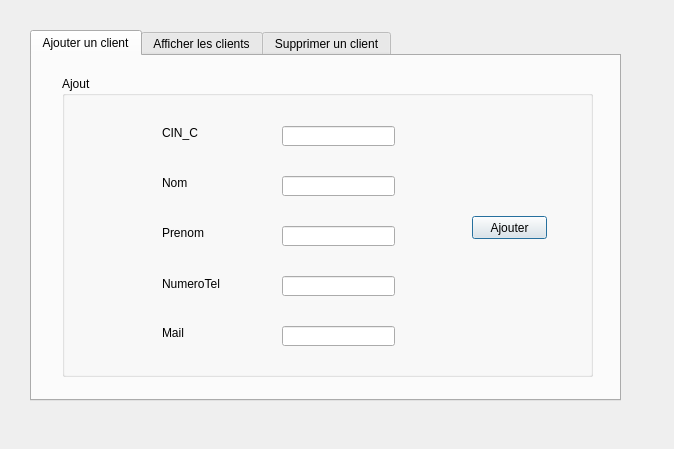
Old version of the form client/maquette.ui in the repository YASSCODER/UberStation_24.
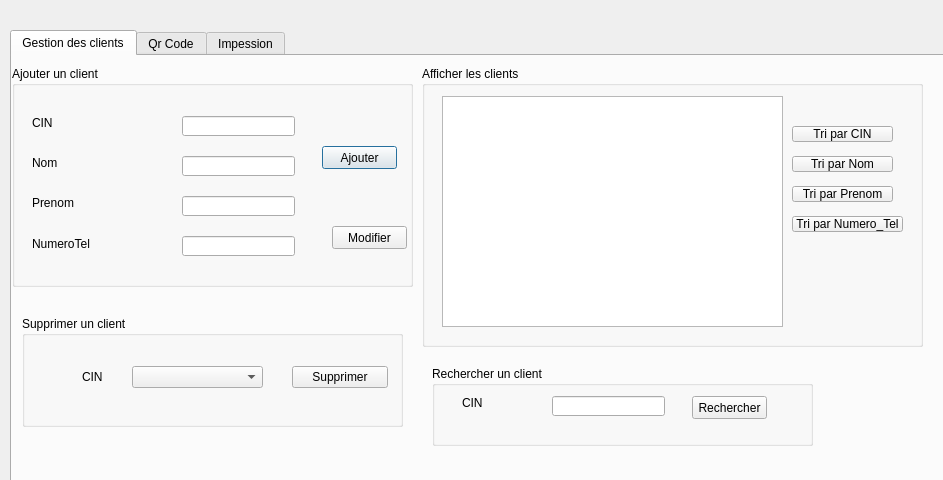
New version of the form. The open tabs and pages were chosen to show the change. Icons and pictures are not drawn.

Commit message: modification des fichiers gestion client

Patch:
```diff
--- a/client/maquette.ui
+++ b/client/maquette.ui
@@ -6,8 +6,8 @@
    <rect>
     <x>0</x>
     <y>0</y>
-    <width>674</width>
-    <height>449</height>
+    <width>943</width>
+    <height>480</height>
    </rect>
   </property>
   <property name="windowTitle">
@@ -16,10 +16,10 @@
   <widget class="QTabWidget" name="tabWidget">
    <property name="geometry">
     <rect>
-     <x>30</x>
+     <x>10</x>
      <y>30</y>
-     <width>591</width>
-     <height>371</height>
+     <width>951</width>
+     <height>481</height>
     </rect>
    </property>
    <property name="currentIndex">
@@ -27,61 +27,48 @@
    </property>
    <widget class="QWidget" name="tab">
     <attribute name="title">
-     <string>Ajouter un client</string>
+     <string>Gestion des clients</string>
     </attribute>
     <widget class="QGroupBox" name="groupBox">
      <property name="geometry">
       <rect>
-       <x>30</x>
-       <y>20</y>
-       <width>531</width>
-       <height>301</height>
+       <x>0</x>
+       <y>10</y>
+       <width>401</width>
+       <height>221</height>
       </rect>
      </property>
      <property name="title">
-      <string>Ajout</string>
+      <string>Ajouter un client</string>
      </property>
      <widget class="QLabel" name="label">
       <property name="geometry">
        <rect>
-        <x>100</x>
+        <x>20</x>
         <y>50</y>
         <width>47</width>
         <height>14</height>
        </rect>
       </property>
       <property name="text">
-       <string>CIN_C</string>
+       <string>CIN</string>
       </property>
      </widget>
      <widget class="QLineEdit" name="le_CIN">
       <property name="geometry">
        <rect>
-        <x>220</x>
+        <x>170</x>
         <y>50</y>
         <width>113</width>
         <height>20</height>
        </rect>
       </property>
      </widget>
-     <widget class="QPushButton" name="pb_ajouter">
-      <property name="geometry">
-       <rect>
-        <x>410</x>
-        <y>140</y>
-        <width>75</width>
-        <height>23</height>
-       </rect>
-      </property>
-      <property name="text">
-       <string>Ajouter</string>
-      </property>
-     </widget>
      <widget class="QLabel" name="label_2">
       <property name="geometry">
        <rect>
-        <x>100</x>
-        <y>100</y>
+        <x>20</x>
+        <y>90</y>
         <width>47</width>
         <height>14</height>
        </rect>
@@ -93,8 +80,8 @@
      <widget class="QLabel" name="label_3">
       <property name="geometry">
        <rect>
-        <x>100</x>
-        <y>150</y>
+        <x>20</x>
+        <y>130</y>
         <width>47</width>
         <height>14</height>
        </rect>
@@ -103,24 +90,11 @@
        <string>Prenom</string>
       </property>
      </widget>
-     <widget class="QLabel" name="label_4">
-      <property name="geometry">
-       <rect>
-        <x>100</x>
-        <y>250</y>
-        <width>47</width>
-        <height>14</height>
-       </rect>
-      </property>
-      <property name="text">
-       <string>Mail</string>
-      </property>
-     </widget>
      <widget class="QLabel" name="label_5">
       <property name="geometry">
        <rect>
-        <x>100</x>
-        <y>200</y>
+        <x>20</x>
+        <y>170</y>
         <width>61</width>
         <height>16</height>
        </rect>
@@ -132,8 +106,8 @@
      <widget class="QLineEdit" name="le_nom">
       <property name="geometry">
        <rect>
-        <x>220</x>
-        <y>100</y>
+        <x>170</x>
+        <y>90</y>
         <width>113</width>
         <height>20</height>
        </rect>
@@ -142,8 +116,8 @@
      <widget class="QLineEdit" name="le_prenom">
       <property name="geometry">
        <rect>
-        <x>220</x>
-        <y>150</y>
+        <x>170</x>
+        <y>130</y>
         <width>113</width>
         <height>20</height>
        </rect>
@@ -152,62 +126,288 @@
      <widget class="QLineEdit" name="le_numTel">
       <property name="geometry">
        <rect>
-        <x>220</x>
-        <y>200</y>
+        <x>170</x>
+        <y>170</y>
         <width>113</width>
         <height>20</height>
        </rect>
       </property>
      </widget>
-     <widget class="QLineEdit" name="le_mail">
+     <widget class="QPushButton" name="pb_ajouter">
       <property name="geometry">
        <rect>
-        <x>220</x>
-        <y>250</y>
+        <x>310</x>
+        <y>80</y>
+        <width>75</width>
+        <height>23</height>
+       </rect>
+      </property>
+      <property name="text">
+       <string>Ajouter</string>
+      </property>
+     </widget>
+    </widget>
+    <widget class="QGroupBox" name="groupBox_2">
+     <property name="geometry">
+      <rect>
+       <x>10</x>
+       <y>260</y>
+       <width>381</width>
+       <height>111</height>
+      </rect>
+     </property>
+     <property name="title">
+      <string>Supprimer un client</string>
+     </property>
+     <widget class="QComboBox" name="sup">
+      <property name="geometry">
+       <rect>
+        <x>110</x>
+        <y>50</y>
+        <width>131</width>
+        <height>22</height>
+       </rect>
+      </property>
+     </widget>
+     <widget class="QPushButton" name="pb_supprimer">
+      <property name="geometry">
+       <rect>
+        <x>270</x>
+        <y>50</y>
+        <width>96</width>
+        <height>22</height>
+       </rect>
+      </property>
+      <property name="text">
+       <string>Supprimer</string>
+      </property>
+     </widget>
+     <widget class="QLabel" name="label_4">
+      <property name="geometry">
+       <rect>
+        <x>60</x>
+        <y>50</y>
+        <width>21</width>
+        <height>21</height>
+       </rect>
+      </property>
+      <property name="text">
+       <string>CIN</string>
+      </property>
+     </widget>
+    </widget>
+    <widget class="QGroupBox" name="groupBox_3">
+     <property name="geometry">
+      <rect>
+       <x>410</x>
+       <y>10</y>
+       <width>501</width>
+       <height>281</height>
+      </rect>
+     </property>
+     <property name="title">
+      <string>Afficher les clients</string>
+     </property>
+     <widget class="QTableView" name="tab_client">
+      <property name="geometry">
+       <rect>
+        <x>20</x>
+        <y>30</y>
+        <width>341</width>
+        <height>231</height>
+       </rect>
+      </property>
+     </widget>
+     <widget class="QPushButton" name="pb_tri_nom">
+      <property name="geometry">
+       <rect>
+        <x>370</x>
+        <y>90</y>
+        <width>101</width>
+        <height>16</height>
+       </rect>
+      </property>
+      <property name="text">
+       <string>Tri par Nom</string>
+      </property>
+     </widget>
+     <widget class="QPushButton" name="pb_tri_prenom">
+      <property name="geometry">
+       <rect>
+        <x>370</x>
+        <y>120</y>
+        <width>101</width>
+        <height>16</height>
+       </rect>
+      </property>
+      <property name="text">
+       <string>Tri par Prenom</string>
+      </property>
+     </widget>
+     <widget class="QPushButton" name="pb_tri_num">
+      <property name="geometry">
+       <rect>
+        <x>370</x>
+        <y>150</y>
+        <width>111</width>
+        <height>16</height>
+       </rect>
+      </property>
+      <property name="text">
+       <string>Tri par Numero_Tel</string>
+      </property>
+     </widget>
+     <widget class="QPushButton" name="pb_tri_CIN">
+      <property name="geometry">
+       <rect>
+        <x>370</x>
+        <y>60</y>
+        <width>101</width>
+        <height>16</height>
+       </rect>
+      </property>
+      <property name="text">
+       <string>Tri par CIN</string>
+      </property>
+     </widget>
+    </widget>
+    <widget class="QPushButton" name="pb_modifier">
+     <property name="geometry">
+      <rect>
+       <x>320</x>
+       <y>170</y>
+       <width>75</width>
+       <height>23</height>
+      </rect>
+     </property>
+     <property name="text">
+      <string>Modifier</string>
+     </property>
+    </widget>
+    <widget class="QGroupBox" name="groupBox_4">
+     <property name="geometry">
+      <rect>
+       <x>420</x>
+       <y>310</y>
+       <width>381</width>
+       <height>80</height>
+      </rect>
+     </property>
+     <property name="title">
+      <string>Rechercher un client</string>
+     </property>
+     <widget class="QLabel" name="label_11">
+      <property name="geometry">
+       <rect>
+        <x>30</x>
+        <y>30</y>
+        <width>47</width>
+        <height>14</height>
+       </rect>
+      </property>
+      <property name="text">
+       <string>CIN</string>
+      </property>
+     </widget>
+     <widget class="QLineEdit" name="le_CIN_rech">
+      <property name="geometry">
+       <rect>
+        <x>120</x>
+        <y>30</y>
         <width>113</width>
         <height>20</height>
        </rect>
       </property>
      </widget>
+     <widget class="QPushButton" name="pb_rechercher">
+      <property name="geometry">
+       <rect>
+        <x>260</x>
+        <y>30</y>
+        <width>75</width>
+        <height>23</height>
+       </rect>
+      </property>
+      <property name="text">
+       <string>Rechercher</string>
+      </property>
+     </widget>
     </widget>
    </widget>
    <widget class="QWidget" name="tab_2">
     <attribute name="title">
-     <string>Afficher les clients</string>
+     <string>Qr Code</string>
     </attribute>
-    <widget class="QTableView" name="tab_client">
+    <widget class="QLabel" name="qrcodecommande">
+     <property name="enabled">
+      <bool>true</bool>
+     </property>
      <property name="geometry">
       <rect>
-       <x>30</x>
+       <x>100</x>
+       <y>40</y>
+       <width>200</width>
+       <height>200</height>
+      </rect>
+     </property>
+     <property name="sizePolicy">
+      <sizepolicy hsizetype="Fixed" vsizetype="Fixed">
+       <horstretch>0</horstretch>
+       <verstretch>0</verstretch>
+      </sizepolicy>
+     </property>
+     <property name="minimumSize">
+      <size>
+       <width>200</width>
+       <height>200</height>
+      </size>
+     </property>
+     <property name="maximumSize">
+      <size>
+       <width>200</width>
+       <height>200</height>
+      </size>
+     </property>
+     <property name="text">
+      <string/>
+     </property>
+    </widget>
+    <widget class="QPushButton" name="qrcodegen">
+     <property name="geometry">
+      <rect>
+       <x>100</x>
+       <y>260</y>
+       <width>200</width>
+       <height>28</height>
+      </rect>
+     </property>
+     <property name="styleSheet">
+      <string notr="true"/>
+     </property>
+     <property name="text">
+      <string>Générer QR Code</string>
+     </property>
+    </widget>
+    <widget class="QTableView" name="tab_client_2">
+     <property name="geometry">
+      <rect>
+       <x>540</x>
        <y>20</y>
-       <width>531</width>
-       <height>311</height>
+       <width>381</width>
+       <height>291</height>
       </rect>
      </property>
     </widget>
    </widget>
    <widget class="QWidget" name="tab_3">
     <attribute name="title">
-     <string>Supprimer un client</string>
+     <string>Impession</string>
     </attribute>
     <widget class="QLabel" name="label_6">
      <property name="geometry">
       <rect>
-       <x>140</x>
-       <y>70</y>
-       <width>47</width>
-       <height>14</height>
-      </rect>
-     </property>
-     <property name="text">
-      <string>CIN_C</string>
-     </property>
-    </widget>
-    <widget class="QPushButton" name="pb_supprimer">
-     <property name="geometry">
-      <rect>
-       <x>220</x>
-       <y>170</y>
+       <x>280</x>
+       <y>370</y>
        <width>75</width>
        <height>23</height>
       </rect>
```
Left out of the diff: 33 changed lines with no effect on the pictures. The commit also changes 13 other files.
